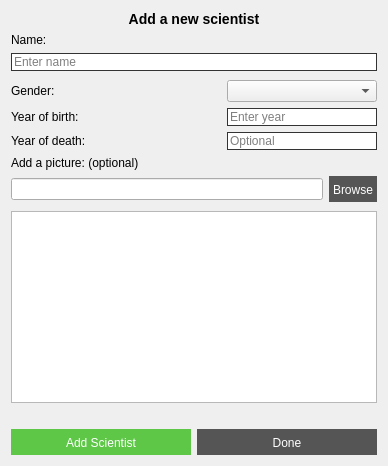
Above: VL1-project/addscientistwindow.ui from birkirk/vln1-35 before the change. Below: the same form after it.
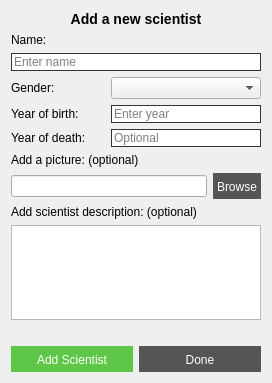
That is the form after the change.

```diff
--- a/VL1-project/addscientistwindow.ui
+++ b/VL1-project/addscientistwindow.ui
@@ -6,8 +6,8 @@
    <rect>
     <x>0</x>
     <y>0</y>
-    <width>388</width>
-    <height>466</height>
+    <width>272</width>
+    <height>383</height>
    </rect>
   </property>
   <property name="windowTitle">
@@ -208,6 +208,13 @@
      </item>
     </layout>
    </item>
+   <item>
+    <widget class="QLabel" name="label_addsci_description">
+     <property name="text">
+      <string>Add scientist description: (optional)</string>
+     </property>
+    </widget>
+   </item>
    <item>
     <spacer name="verticalSpacer_6">
      <property name="orientation">
@@ -222,7 +229,20 @@
     </spacer>
    </item>
    <item>
-    <widget class="QTextEdit" name="input_addsci_info"/>
+    <widget class="QTextEdit" name="input_addsci_info">
+     <property name="sizePolicy">
+      <sizepolicy hsizetype="Expanding" vsizetype="Preferred">
+       <horstretch>0</horstretch>
+       <verstretch>0</verstretch>
+      </sizepolicy>
+     </property>
+     <property name="baseSize">
+      <size>
+       <width>0</width>
+       <height>250</height>
+      </size>
+     </property>
+    </widget>
    </item>
    <item>
     <widget class="QLabel" name="label_addsci_status">
```
Left out of the diff: 2 changed lines with no effect on the pictures.
